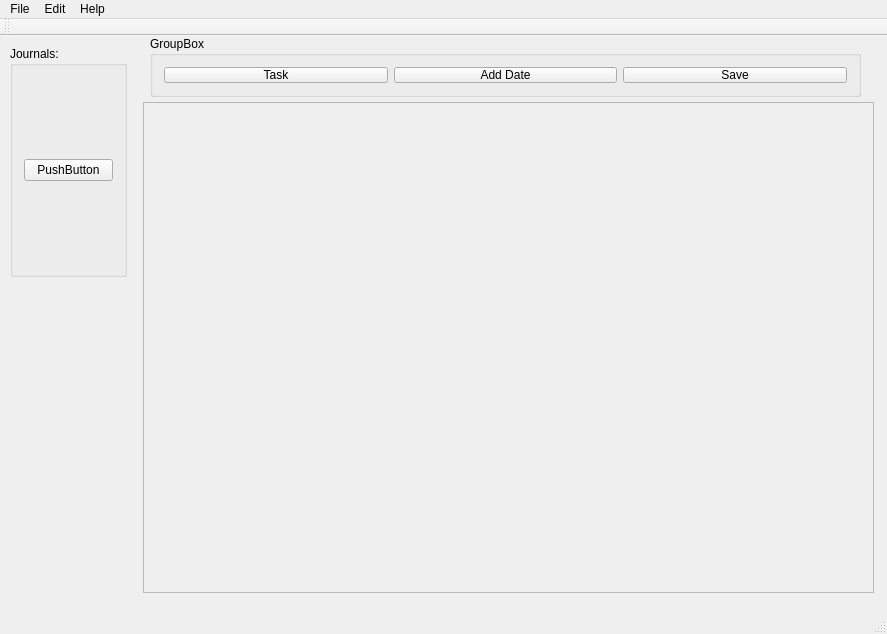
Old version of the form mainwindow.ui in the repository aBluePawn/JournalManager.
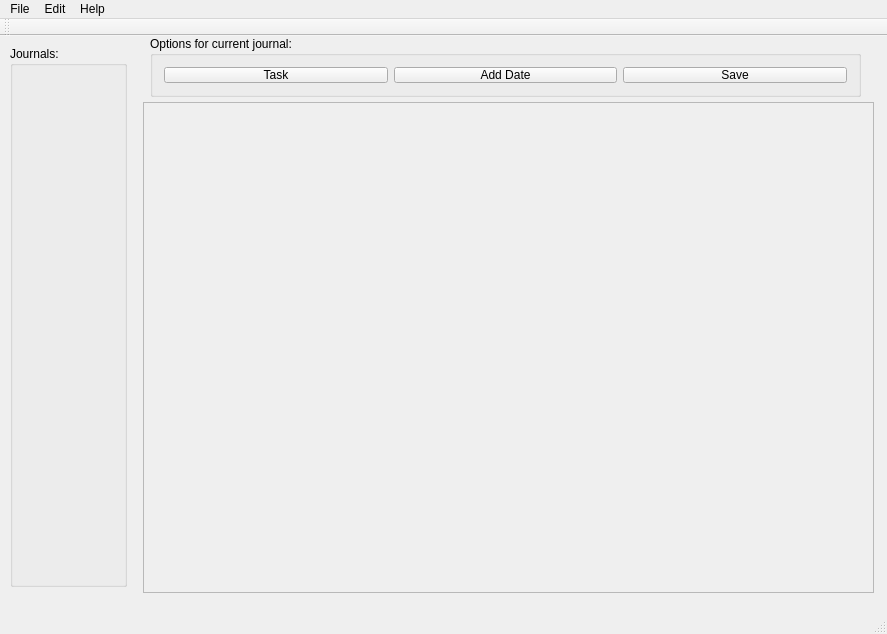
New version of the form.

```diff
--- a/mainwindow.ui
+++ b/mainwindow.ui
@@ -43,21 +43,13 @@
       <x>10</x>
       <y>10</y>
       <width>117</width>
-      <height>231</height>
+      <height>541</height>
      </rect>
     </property>
     <property name="title">
      <string>Journals:</string>
     </property>
-    <layout class="QVBoxLayout" name="verticalLayout">
-     <item>
-      <widget class="QPushButton" name="pushButton">
-       <property name="text">
-        <string>PushButton</string>
-       </property>
-      </widget>
-     </item>
-    </layout>
+    <layout class="QVBoxLayout" name="verticalLayout"/>
    </widget>
    <widget class="QGroupBox" name="groupBox_2">
     <property name="geometry">
@@ -69,7 +61,7 @@
      </rect>
     </property>
     <property name="title">
-     <string>GroupBox</string>
+     <string>Options for current journal:</string>
     </property>
     <layout class="QHBoxLayout" name="horizontalLayout">
      <item>
```
